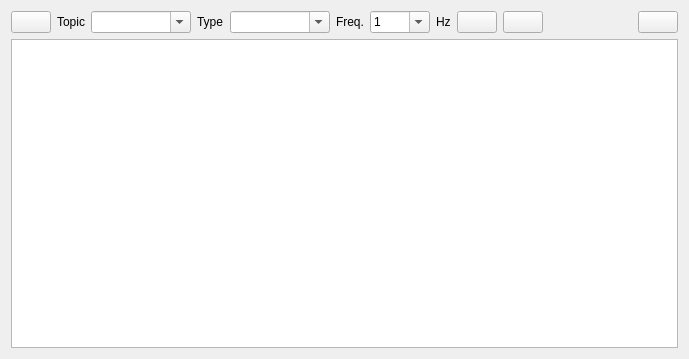
Qt form rqt_publisher/src/rqt_publisher/Publisher.ui (ros-visualization/rqt) before a commit.
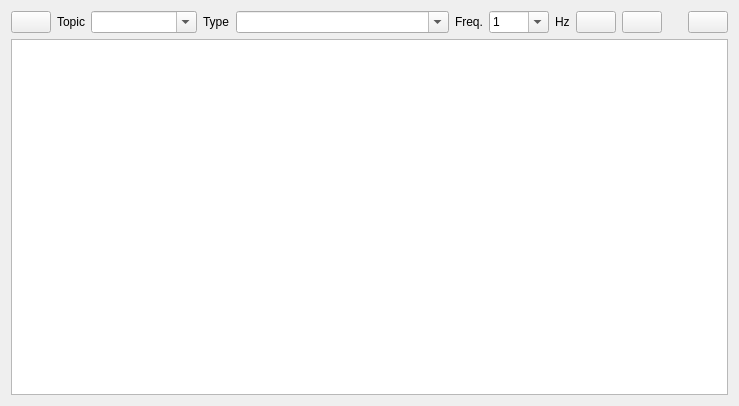
The same form after that commit. Custom widgets are drawn as their Qt base class.

Commit message: rqt_publisher: fixed horizontal stretch of the comboboxes

```diff
--- a/rqt_publisher/src/rqt_publisher/Publisher.ui
+++ b/rqt_publisher/src/rqt_publisher/Publisher.ui
@@ -6,8 +6,8 @@
    <rect>
     <x>0</x>
     <y>0</y>
-    <width>689</width>
-    <height>359</height>
+    <width>739</width>
+    <height>406</height>
    </rect>
   </property>
   <property name="windowTitle">
@@ -43,7 +43,7 @@
       <widget class="ExtendedComboBox" name="topic_combo_box">
        <property name="sizePolicy">
         <sizepolicy hsizetype="Expanding" vsizetype="Fixed">
-         <horstretch>0</horstretch>
+         <horstretch>1</horstretch>
          <verstretch>0</verstretch>
         </sizepolicy>
        </property>
@@ -75,7 +75,7 @@
       <widget class="ExtendedComboBox" name="type_combo_box">
        <property name="sizePolicy">
         <sizepolicy hsizetype="Expanding" vsizetype="Fixed">
-         <horstretch>0</horstretch>
+         <horstretch>2</horstretch>
          <verstretch>0</verstretch>
         </sizepolicy>
        </property>
@@ -158,7 +158,7 @@
        </property>
        <property name="sizeHint" stdset="0">
         <size>
-         <width>40</width>
+         <width>20</width>
          <height>20</height>
         </size>
        </property>
```
